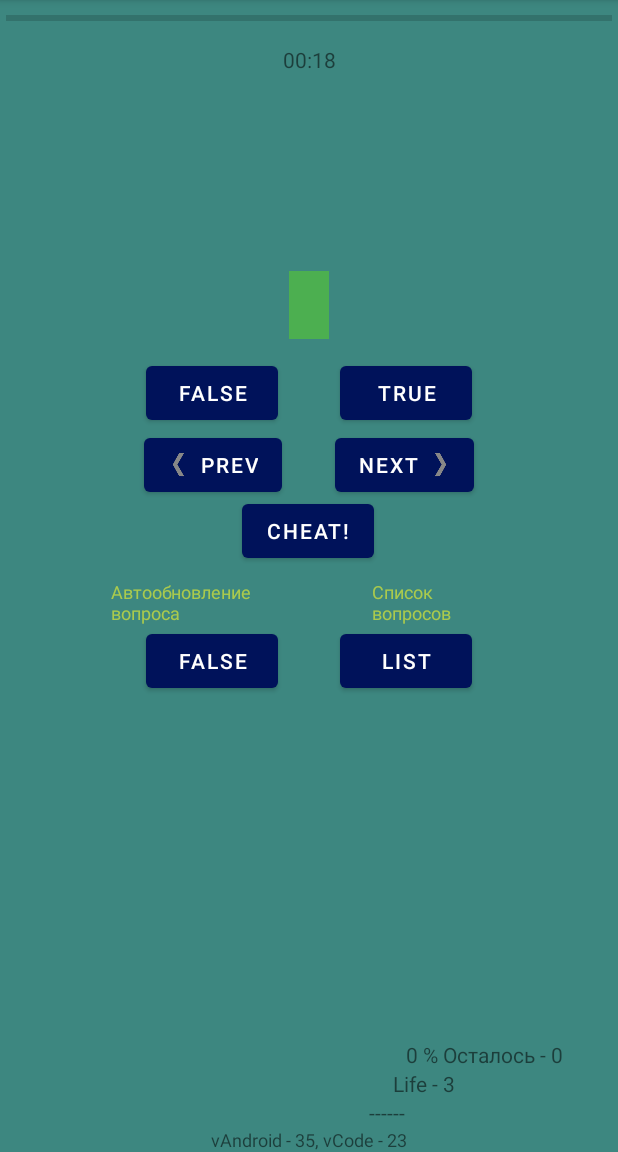
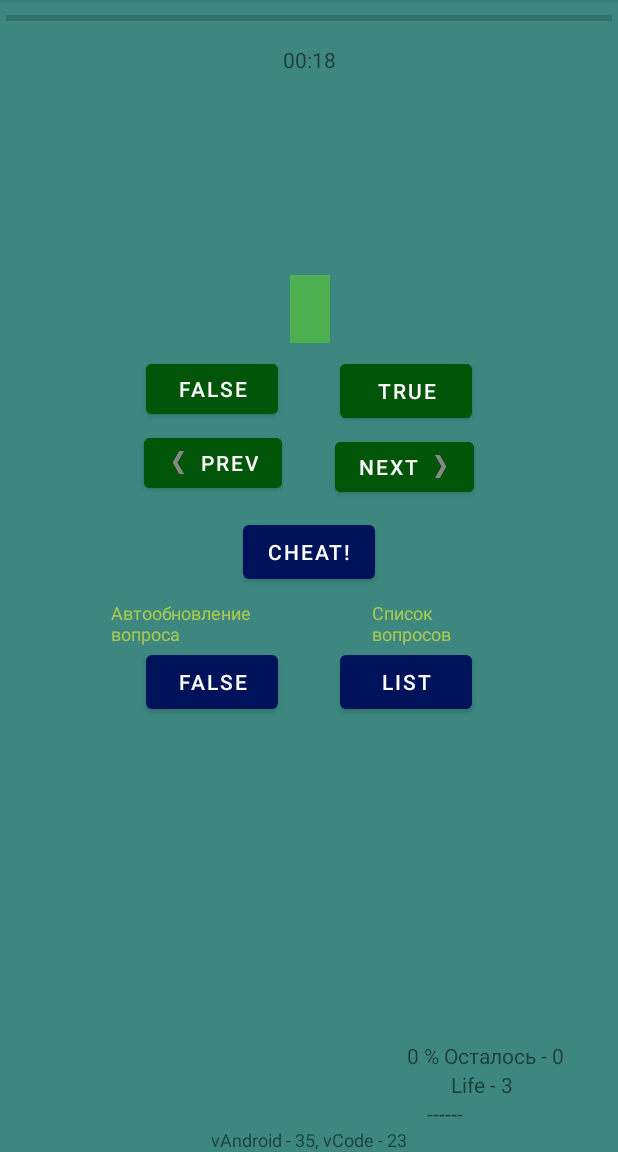
Before and after one commit to tpov/SchoolQuiz, an Android app: the MainActivity screen opened directly, with no data from a screen before it, on a phone screen of 412 x 824 dp, the part 84-1236 px from its top. Run offline under Robolectric (Android 15) with nearby library versions, the phone set to English and light mode, and no system bars; our stand-ins replace Room's generated code; 3 statements that could not run were skipped.

Commit message:
timerEnd, design

```diff
--- a/app/src/main/res/drawable-v24/ic_launcher_foreground.xml
+++ b/app/src/main/res/drawable-v24/ic_launcher_foreground.xml
@@ -3,7 +3,7 @@
     android:height="108dp"
     android:viewportWidth="108"
     android:viewportHeight="108"
-    android:tint="#00A2FF">
+    android:tint="#FFFFFF">
     <group android:scaleX="2.8188"
         android:scaleY="2.8188"
         android:translateX="20.1744"
--- a/app/src/main/res/layout/activity_main.xml
+++ b/app/src/main/res/layout/activity_main.xml
@@ -20,18 +20,21 @@
         android:textSize="13dp"
         app:layout_constraintBottom_toBottomOf="parent"
         app:layout_constraintEnd_toEndOf="parent"
+        app:layout_constraintHorizontal_bias="0.502"
         app:layout_constraintStart_toStartOf="parent"
         app:layout_constraintTop_toTopOf="parent"
-        app:layout_constraintVertical_bias="0.25"
+        app:layout_constraintVertical_bias="0.254"
         tools:layout_conversion_absoluteHeight="0dp"
         tools:layout_conversion_absoluteWidth="0dp"
         tools:text="@string/question_australia" />
+
 
     <Button
         android:id="@+id/true_button"
         android:layout_width="wrap_content"
         android:layout_height="wrap_content"
-        android:layout_marginTop="12dp"
+        android:layout_marginTop="8dp"
+        android:backgroundTint="#005508"
         android:text="@string/true_button"
         android:textSize="14dp"
         app:layout_constraintEnd_toEndOf="parent"
@@ -44,8 +47,10 @@
     <Button
         android:id="@+id/false_button"
         android:layout_width="wrap_content"
-        android:layout_height="wrap_content"
-        android:layout_marginTop="12dp"
+        android:layout_height="45dp"
+        android:layout_marginTop="8dp"
+        android:backgroundTint="#005508"
+        android:gravity="center"
         android:text="@string/false_button"
         android:textSize="14dp"
         app:layout_constraintEnd_toEndOf="parent"
@@ -58,36 +63,34 @@
     <Button
         android:id="@+id/next_button"
         android:layout_width="wrap_content"
-        android:layout_height="wrap_content"
+        android:layout_height="45dp"
+        android:layout_marginTop="4dp"
+        android:backgroundTint="#005508"
         android:drawableEnd="@drawable/arrow_right"
         android:drawablePadding="10sp"
-        android:gravity="center"
         android:text="@string/next_button"
         android:textSize="14dp"
-        app:layout_constraintBottom_toBottomOf="parent"
         app:layout_constraintEnd_toEndOf="parent"
         app:layout_constraintHorizontal_bias="0.7"
         app:layout_constraintStart_toStartOf="parent"
         app:layout_constraintTop_toBottomOf="@+id/true_button"
-        app:layout_constraintVertical_bias="0.0"
         tools:layout_conversion_absoluteHeight="0dp"
         tools:layout_conversion_absoluteWidth="0dp" />
-
 
     <Button
         android:id="@+id/pref_button"
         android:layout_width="wrap_content"
-        android:layout_height="wrap_content"
+        android:layout_height="45dp"
+        android:layout_marginTop="4dp"
+        android:backgroundTint="#005508"
         android:drawableLeft="@drawable/arrow_left"
         android:drawablePadding="10sp"
         android:text="@string/pref_button"
         android:textSize="14dp"
-        app:layout_constraintBottom_toBottomOf="parent"
         app:layout_constraintEnd_toEndOf="parent"
         app:layout_constraintHorizontal_bias="0.3"
         app:layout_constraintStart_toStartOf="parent"
         app:layout_constraintTop_toBottomOf="@+id/false_button"
-        app:layout_constraintVertical_bias="0.0"
         tools:layout_conversion_absoluteHeight="0dp"
         tools:layout_conversion_absoluteWidth="0dp" />
 
@@ -125,12 +128,11 @@
         android:id="@+id/viewResult"
         android:layout_width="wrap_content"
         android:layout_height="wrap_content"
+        android:layout_marginEnd="36dp"
         android:text="Приятной игры))"
         android:textSize="14dp"
         app:layout_constraintBottom_toTopOf="@+id/cheatPointsLife"
         app:layout_constraintEnd_toEndOf="parent"
-        app:layout_constraintHorizontal_bias="0.88"
-        app:layout_constraintStart_toStartOf="parent"
         tools:layout_conversion_absoluteHeight="20dp"
         tools:layout_conversion_absoluteWidth="150dp" />
 
@@ -138,12 +140,11 @@
         android:id="@+id/cheatPointsLife"
         android:layout_width="wrap_content"
         android:layout_height="wrap_content"
+        android:layout_marginEnd="70dp"
         android:text="Life - 3"
         android:textSize="14dp"
         app:layout_constraintBottom_toTopOf="@+id/lastToast"
         app:layout_constraintEnd_toEndOf="parent"
-        app:layout_constraintHorizontal_bias="0.707"
-        app:layout_constraintStart_toStartOf="parent"
         tools:layout_conversion_absoluteHeight="20dp"
         tools:layout_conversion_absoluteWidth="150dp" />
 
@@ -152,12 +153,12 @@
         android:layout_width="wrap_content"
         android:layout_height="wrap_content"
 
+        android:layout_marginEnd="100dp"
+        android:layout_marginBottom="16dp"
         android:text="------ "
         android:textSize="14dp"
-        app:layout_constraintBottom_toTopOf="@+id/vAndroid"
+        app:layout_constraintBottom_toBottomOf="parent"
         app:layout_constraintEnd_toEndOf="parent"
-        app:layout_constraintHorizontal_bias="0.639"
-        app:layout_constraintStart_toStartOf="parent"
         tools:layout_conversion_absoluteHeight="20dp"
         tools:layout_conversion_absoluteWidth="150dp" />
 
@@ -177,11 +178,10 @@
         android:id="@+id/cheat_button"
         android:layout_width="wrap_content"
         android:layout_height="wrap_content"
-        android:layout_marginTop="104dp"
+        android:layout_marginTop="115dp"
         android:text="@string/cheat_button"
         android:textSize="14dp"
         app:layout_constraintEnd_toEndOf="parent"
-        app:layout_constraintHorizontal_bias="0.498"
         app:layout_constraintStart_toStartOf="parent"
         app:layout_constraintTop_toBottomOf="@+id/question_text_view"
         tools:layout_conversion_absoluteHeight="0dp"
```
